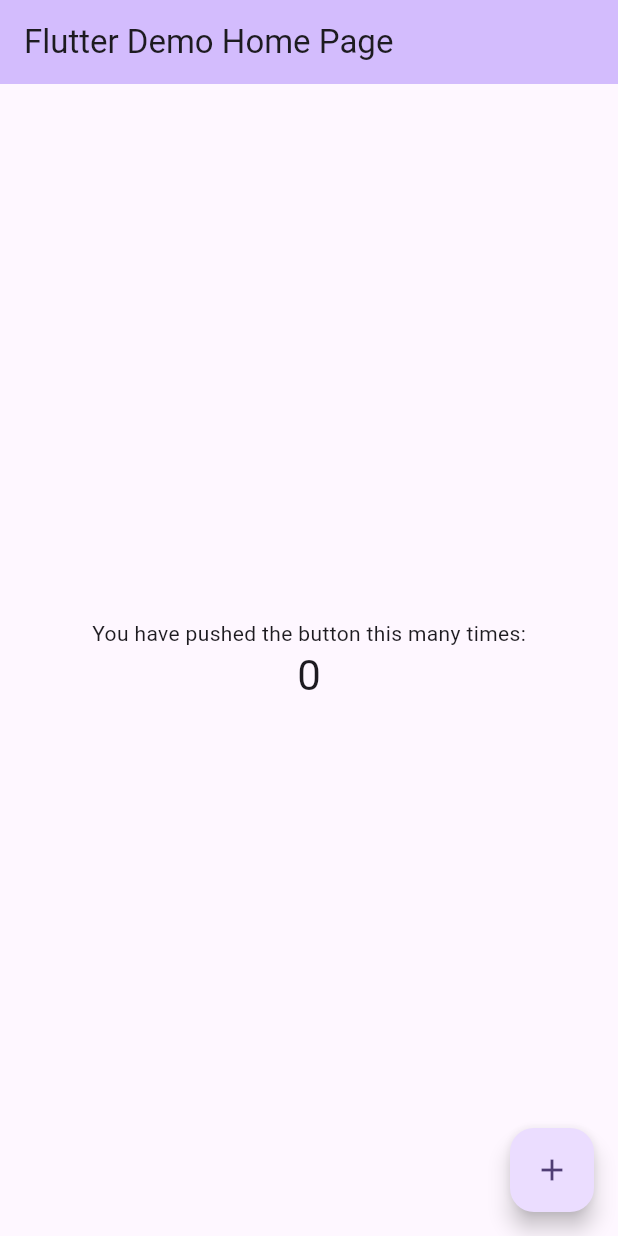
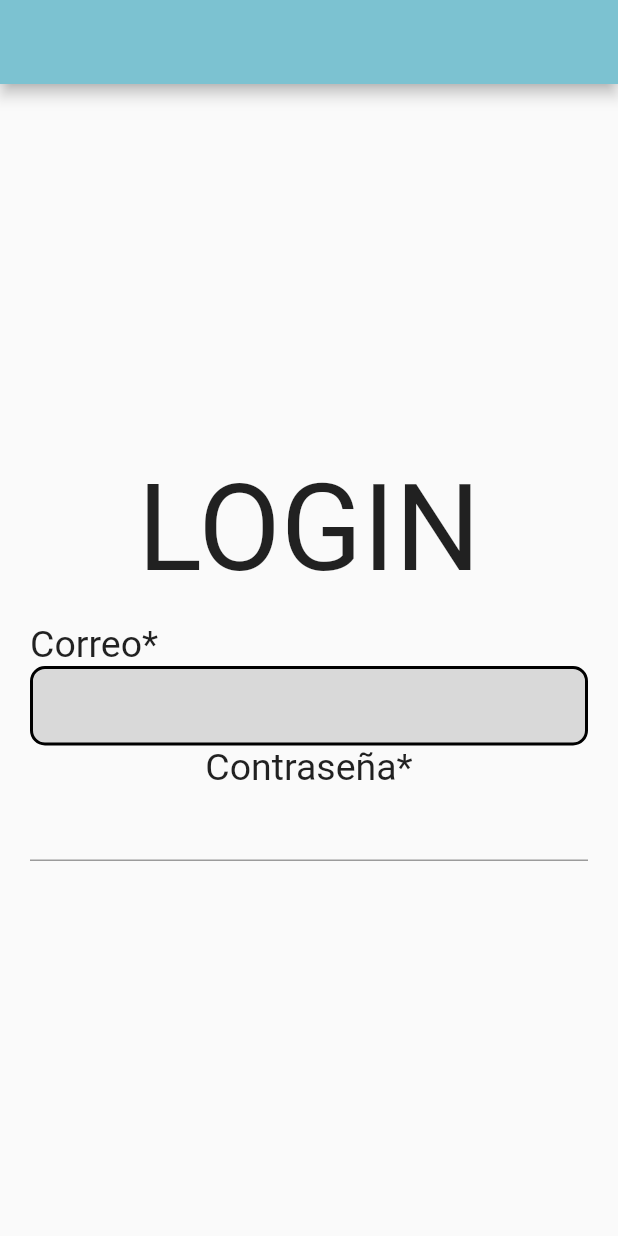
Before and after one commit to DavidEMV1622/app_bidi_login, a Flutter app: the screen it shows after launch, on a phone screen of 412 x 824 dp. Run offline on Flutter 3.47's test engine with Material 2 defaults, Android fonts, the phone set to English and light mode, and no system bars.

Commit message:
Agregado un imput de correo

```diff
--- a/lib/main.dart
+++ b/lib/main.dart
@@ -1,125 +1,13 @@
+import 'package:app_credibanco_login/src/app.dart';
 import 'package:flutter/material.dart';
 
+// Importaciones manuales
+//import 'src/app.dart';
+
+
+
 void main() {
-  runApp(const MyApp());
+
+  runApp(new MyApp());
+
 }
-
-class MyApp extends StatelessWidget {
-  const MyApp({super.key});
-
-  // This widget is the root of your application.
-  @override
-  Widget build(BuildContext context) {
-    return MaterialApp(
-      title: 'Flutter Demo',
-      theme: ThemeData(
-        // This is the theme of your application.
-        //
-        // TRY THIS: Try running your application with "flutter run". You'll see
-        // the application has a blue toolbar. Then, without quitting the app,
-        // try changing the seedColor in the colorScheme below to Colors.green
-        // and then invoke "hot reload" (save your changes or press the "hot
-        // reload" button in a Flutter-supported IDE, or press "r" if you used
-        // the command line to start the app).
-        //
-        // Notice that the counter didn't reset back to zero; the application
-        // state is not lost during the reload. To reset the state, use hot
-        // restart instead.
-        //
-        // This works for code too, not just values: Most code changes can be
-        // tested with just a hot reload.
-        colorScheme: ColorScheme.fromSeed(seedColor: Colors.deepPurple),
-        useMaterial3: true,
-      ),
-      home: const MyHomePage(title: 'Flutter Demo Home Page'),
-    );
-  }
-}
-
-class MyHomePage extends StatefulWidget {
-  const MyHomePage({super.key, required this.title});
-
-  // This widget is the home page of your application. It is stateful, meaning
-  // that it has a State object (defined below) that contains fields that affect
-  // how it looks.
-
-  // This class is the configuration for the state. It holds the values (in this
-  // case the title) provided by the parent (in this case the App widget) and
-  // used by the build method of the State. Fields in a Widget subclass are
-  // always marked "final".
-
-  final String title;
-
-  @override
-  State<MyHomePage> createState() => _MyHomePageState();
-}
-
-class _MyHomePageState extends State<MyHomePage> {
-  int _counter = 0;
-
-  void _incrementCounter() {
-    setState(() {
-      // This call to setState tells the Flutter framework that something has
-      // changed in this State, which causes it to rerun the build method below
-      // so that the display can reflect the updated values. If we changed
-      // _counter without calling setState(), then the build method would not be
-      // called again, and so nothing would appear to happen.
-      _counter++;
-    });
-  }
-
-  @override
-  Widget build(BuildContext context) {
-    // This method is rerun every time setState is called, for instance as done
-    // by the _incrementCounter method above.
-    //
-    // The Flutter framework has been optimized to make rerunning build methods
-    // fast, so that you can just rebuild anything that needs updating rather
-    // than having to individually change instances of widgets.
-    return Scaffold(
-      appBar: AppBar(
-        // TRY THIS: Try changing the color here to a specific color (to
-        // Colors.amber, perhaps?) and trigger a hot reload to see the AppBar
-        // change color while the other colors stay the same.
-        backgroundColor: Theme.of(context).colorScheme.inversePrimary,
-        // Here we take the value from the MyHomePage object that was created by
-        // the App.build method, and use it to set our appbar title.
-        title: Text(widget.title),
-      ),
-      body: Center(
-        // Center is a layout widget. It takes a single child and positions it
-        // in the middle of the parent.
-        child: Column(
-          // Column is also a layout widget. It takes a list of children and
-          // arranges them vertically. By default, it sizes itself to fit its
-          // children horizontally, and tries to be as tall as its parent.
-          //
-          // Column has various properties to control how it sizes itself and
-          // how it positions its children. Here we use mainAxisAlignment to
-          // center the children vertically; the main axis here is the vertical
-          // axis because Columns are vertical (the cross axis would be
-          // horizontal).
-          //
-          // TRY THIS: Invoke "debug painting" (choose the "Toggle Debug Paint"
-          // action in the IDE, or press "p" in the console), to see the
-          // wireframe for each widget.
-          mainAxisAlignment: MainAxisAlignment.center,
-          children: <Widget>[
-            const Text(
-              'You have pushed the button this many times:',
-            ),
-            Text(
-              '$_counter',
-              style: Theme.of(context).textTheme.headlineMedium,
-            ),
-          ],
-        ),
-      ),
-      floatingActionButton: FloatingActionButton(
-        onPressed: _incrementCounter,
-        tooltip: 'Increment',
-        child: const Icon(Icons.add),
-      ), // This trailing comma makes auto-formatting nicer for build methods.
-    );
-  }
-}
--- /dev/null
+++ b/lib/src/app.dart
@@ -0,0 +1,15 @@
+import 'package:app_credibanco_login/src/pages/Login_page.dart';
+import 'package:flutter/material.dart';
+
+class MyApp extends StatelessWidget {
+  @override
+  Widget build(context) {
+    return MaterialApp(
+      debugShowCheckedModeBanner: false,
+      // widget principal
+      home: Center(
+        child: LoginPage(),
+      ),
+    );
+  }
+}
--- /dev/null
+++ b/lib/src/pages/Login_page.dart
@@ -0,0 +1,97 @@
+import 'package:flutter/material.dart';
+
+class LoginPage extends StatefulWidget {
+  @override
+  createState() => _LoginPageState();
+}
+
+class _LoginPageState extends State<LoginPage> {
+
+  // Variable para el estilo del texto
+  final TextStyle _estiloTexto = new TextStyle(fontSize: 25);
+  // Container _estiloCamposTextos = new Container(fontSize: 25);
+
+  @override
+  Widget build(BuildContext context) {
+    // Plantilla principal "Scaffold"
+    return Scaffold(
+      // Barra principal de navegación "AppBar"
+      appBar: AppBar(
+        backgroundColor: Color.fromRGBO(124, 194, 209, 100), // Color de fondo
+      ),
+
+      // Cuerpo o contenido de la aplicación "body"
+      body: Center(
+        child: Padding(
+          padding: EdgeInsets.all(20),
+          child: Column( // Se acomoda el contenido como una columna
+
+            mainAxisAlignment: MainAxisAlignment.center, // Define la posición de los widgets
+
+            children: <Widget>[ /* Se usa el widget "children" que son
+                                los hijos o cadenas de widget que se van
+                                a unir */
+
+              // ---- Titulo de "LOGIN" ----
+              Text("LOGIN", style: new TextStyle(fontSize: 80)),
+
+              // ---- Agregar un espacio entre los widgets ----
+              SizedBox(
+                height: 15.0,
+              ),
+
+              // ---- Texto "Correo*" ----
+              Align(
+                //alignment: Alignment(-1.0, 0.0),
+                alignment: Alignment.centerLeft,
+                child: Text(
+                    "Correo*",
+                    style: _estiloTexto,
+                  ),
+              ),
+
+              // ---- Campo de texto para ingresar correo ----
+              _textFieldEmail(),
+
+              // ---- Texto "Contrasenia*" ----
+              Text(
+                "Contraseña*",
+                style: _estiloTexto,
+              ),
+
+              // ---- Campo de texto para ingresar contrasenia ----
+              _textFieldPassword(),
+            ],
+          ),
+        ),
+      ),
+    );
+  }
+
+  // ---- Widget para el campo de texto "Correo" ----
+  Widget _textFieldEmail() {
+    return Container(
+        decoration: BoxDecoration(
+          color: Color.fromRGBO(217, 217, 217, 1), // Color del input
+          borderRadius: BorderRadius.circular(10.0), // Define los bordes redondeados
+          border: Border.all( // Define el grosor y color de borde
+            color: Colors.black,
+            width: 2.0,
+          ),
+        ),
+        padding: EdgeInsets.symmetric(horizontal: 20.0, vertical: 10.0), // Espaciado entre el borde y el contenido
+        // margin: EdgeInsets.symmetric(horizontal: 10.0),
+
+        child: TextField( // Uso de un input
+            style:TextStyle(fontSize:25), // Tamanio del texto
+            decoration: InputDecoration.collapsed(hintText: "", ) // Elimina la linea del input que viene por defecto
+          ),
+
+    );
+  }
+
+  // ---- Widget para el campo de texto "Contrasenia" ----
+  Widget _textFieldPassword() {
+    return TextField();
+  }
+}
```
Also changed, not shown: 1 other file.
